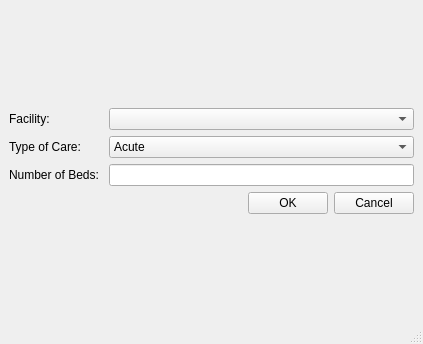
This is addbed.ui in hummushaman/EOBCproject as Qt 5 draws it before an edit. The edited form follows.
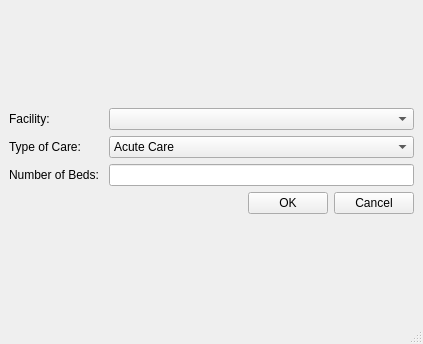
This is the edited form.

What changed in the file:
```diff
--- a/addbed.ui
+++ b/addbed.ui
@@ -55,7 +55,7 @@
              <widget class="QComboBox" name="comboBox_careTypes">
               <item>
                <property name="text">
-                <string>Acute</string>
+                <string>Acute Care</string>
                </property>
               </item>
               <item>
```
Left out of the diff: 7 changed lines with no effect on the pictures.
